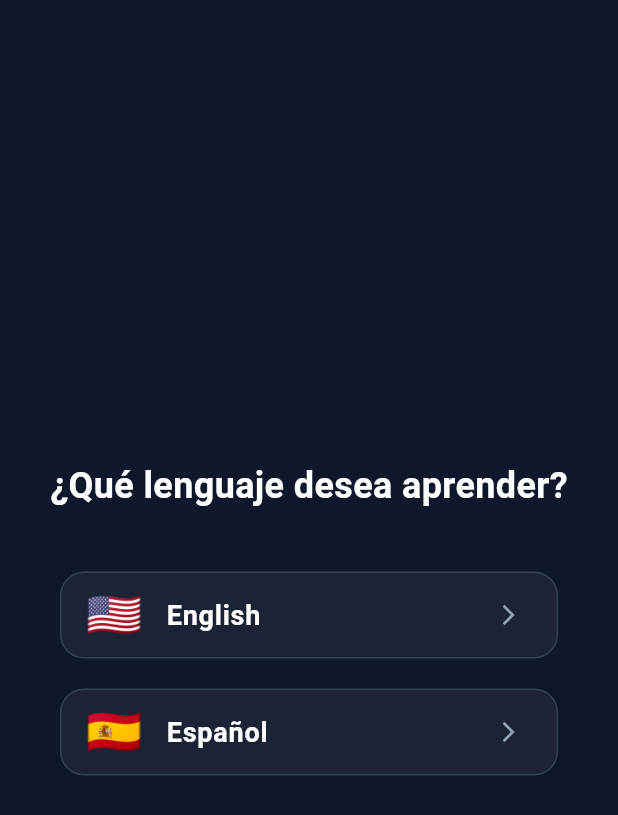
After one commit to jcampillay8/oppy2-front, a Flutter app: the LanguageSelectionScreen screen opened by its route, on a phone screen of 412 x 824 dp. The commit adds this screen. Shown: the top 815 px of the screen. Run offline on Flutter 3.47's test engine with Material 3 defaults, Android fonts, the light colour scheme and no system bars; our stand-ins replace app_links, dio, flutter_secure_storage, font_awesome_flutter, google_sign_in; accounts and stored records are empty.

Commit message:
feat: avance select language to study view

```diff
--- /dev/null
+++ b/lib/features/placement_test/screens/language_selection_screen.dart
@@ -0,0 +1,78 @@
+// lib/features/placement_test/screens/language_selection_screen.dart
+import 'package:flutter/material.dart';
+import 'package:oppy2_frontend/core/theme/app_theme.dart';
+import 'package:oppy2_frontend/features/auth/services/auth_service.dart';
+
+class LanguageSelectionScreen extends StatefulWidget {
+  const LanguageSelectionScreen({super.key});
+
+  @override
+  State<LanguageSelectionScreen> createState() => _LanguageSelectionScreenState();
+}
+
+class _LanguageSelectionScreenState extends State<LanguageSelectionScreen> {
+  final AuthService _authService = AuthService();
+  bool _isLoading = false;
+
+  Future<void> _handleLanguageSelect(String langCode) async {
+    setState(() => _isLoading = true);
+
+    // Llamada al endpoint /select-language del backend
+    final success = await _authService.updateTargetLanguage(langCode);
+
+    setState(() => _isLoading = false);
+
+    if (success && mounted) {
+      // Navegamos a la intro del test pasando el código del idioma
+      Navigator.pushNamed(context, '/test-diagnostico', arguments: langCode);
+    }
+  }
+
+  @override
+  Widget build(BuildContext context) {
+    return Scaffold(
+      backgroundColor: AppColors.backgroundDark,
+      body: Stack(
+        children: [
+          Center(
+            child: Column(
+              mainAxisAlignment: MainAxisAlignment.center,
+              children: [
+                const Text(
+                  "¿Qué lenguaje desea aprender?",
+                  style: TextStyle(color: Colors.white, fontSize: 24, fontWeight: FontWeight.bold),
+                ),
+                const SizedBox(height: 40),
+                _buildOption("English", "🇺🇸", "en"),
+                const SizedBox(height: 20),
+                _buildOption("Español", "🇪🇸", "es"),
+              ],
+            ),
+          ),
+          if (_isLoading)
+            Container(
+              color: Colors.black54,
+              child: const Center(child: CircularProgressIndicator()),
+            ),
+        ],
+      ),
+    );
+  }
+
+  Widget _buildOption(String label, String flag, String code) {
+    return Padding(
+      padding: const EdgeInsets.symmetric(horizontal: 40),
+      child: ListTile(
+        onTap: () => _handleLanguageSelect(code),
+        tileColor: Colors.white.withOpacity(0.05),
+        shape: RoundedRectangleBorder(
+          borderRadius: BorderRadius.circular(16),
+          side: const BorderSide(color: AppColors.outlineGrey),
+        ),
+        leading: Text(flag, style: const TextStyle(fontSize: 30)),
+        title: Text(label, style: const TextStyle(color: Colors.white, fontSize: 18, fontWeight: FontWeight.w600)),
+        trailing: const Icon(Icons.arrow_forward_ios, color: AppColors.textGrey, size: 16),
+      ),
+    );
+  }
+}
--- a/lib/main.dart
+++ b/lib/main.dart
@@ -17,6 +17,8 @@ import 'package:oppy2_frontend/features/home/screens/home_screen.dart';
 import 'package:oppy2_frontend/features/onboarding/screens/onboarding_screen.dart';
 // Busca la sección de imports y agrega esta línea:
 import 'package:oppy2_frontend/features/placement_test/providers/placement_test_provider.dart';
+import 'package:oppy2_frontend/features/placement_test/screens/language_selection_screen.dart';
+import 'package:oppy2_frontend/features/placement_test/screens/test_intro_screen.dart';
 
 void main() {
   runApp(
@@ -189,7 +191,8 @@ class _OppyAppState extends State<OppyApp> {
         '/welcome': (context) => const WelcomeScreen(),
         '/home': (context) => const HomeScreen(),
         '/onboarding': (context) => const OnboardingScreen(),
-        // '/test-diagnostico': (context) => const PlacementTestScreen(),
+        '/select-language': (context) => LanguageSelectionScreen(), // <--- SIN CONST
+        '/test-diagnostico': (context) => TestIntroScreen(),      // <--- SIN CONST
       },
     );
   }
```
Also changed, not shown: lib/features/auth/services/auth_service.dart (+41 -15 lines), lib/features/onboarding/screens/onboarding_screen.dart (+4 -4 lines), lib/features/placement_test/screens/test_intro_screen.dart (added, +99 -0 lines).
